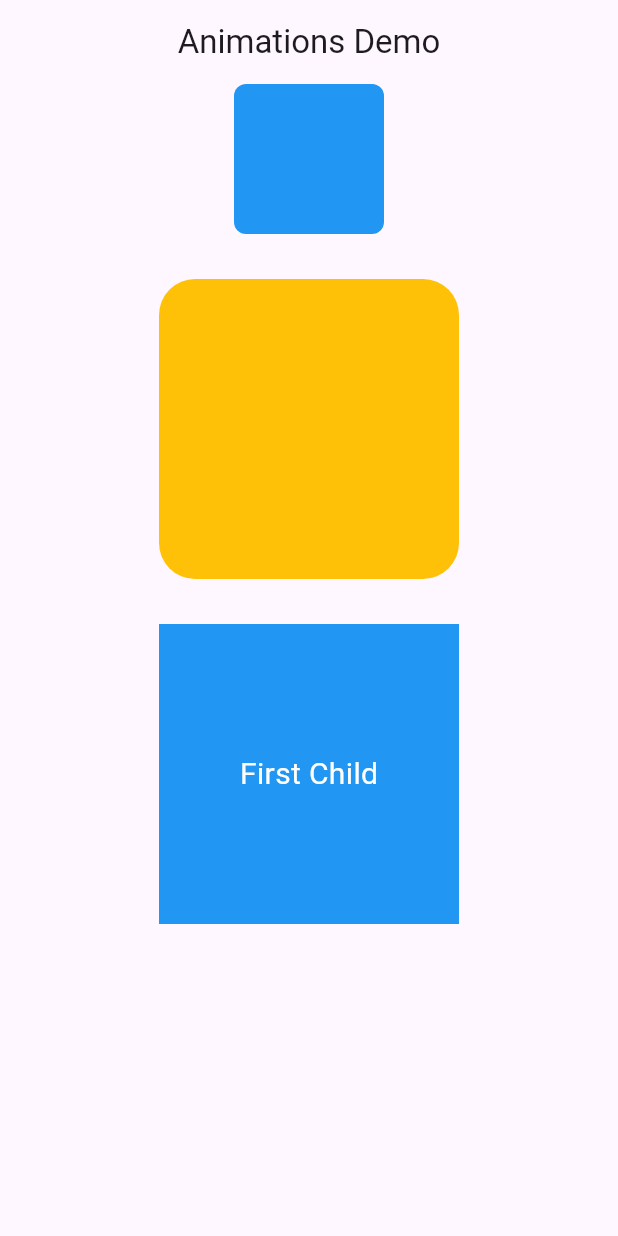
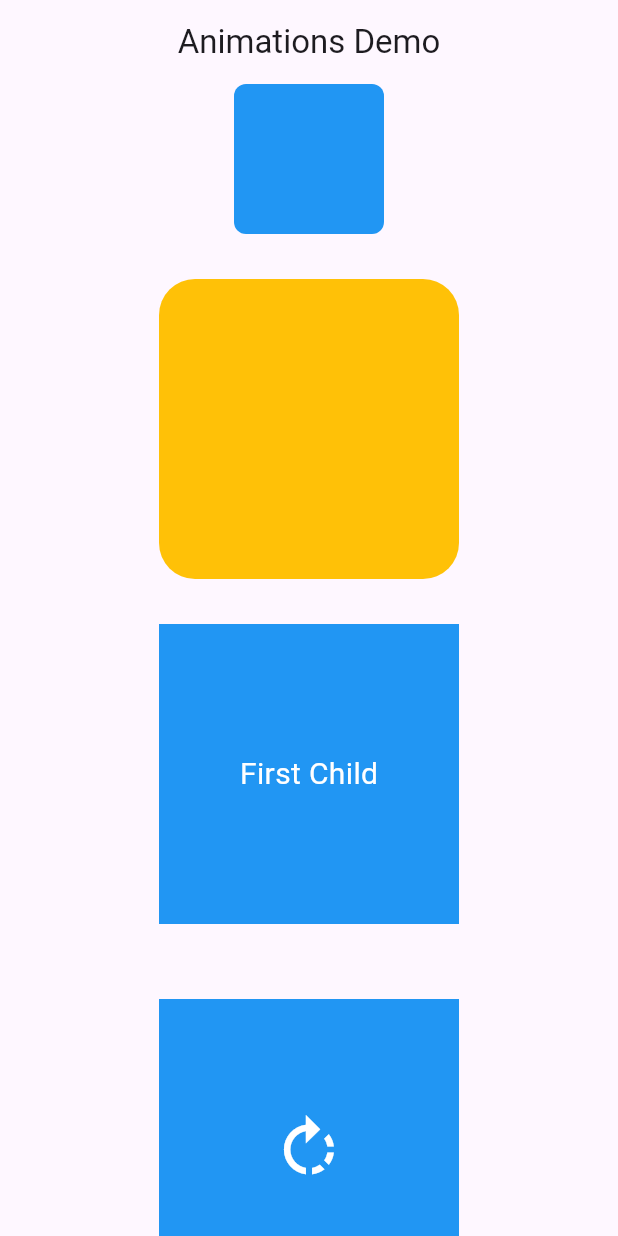
Before and after one commit to SyedSamad7/animated_app, a Flutter app: the screen it shows after launch, on a phone screen of 412 x 824 dp. Run offline on Flutter 3.47's test engine with Material 3 defaults, Android fonts, the light colour scheme and no system bars.

Commit message:
worked on Animated Rotation

```diff
--- a/lib/animation_container.dart
+++ b/lib/animation_container.dart
@@ -16,6 +16,8 @@ class _AnimationContainerState extends State<AnimationContainer> {
   double _opacity1 = 1.0; // Initial opacity of the first widget (visible)
   bool _showFirstChild =
       true; // Tracks which child to show in AnimatedCrossFade
+  // Track the current angle of rotation (in turns, where 1.0 = 360 degrees).
+  double _rotationAngle = 0.0;
 
   // Function to toggle size, color, and shape for the AnimatedContainer
   void _changeContainer() {
@@ -40,6 +42,13 @@ class _AnimationContainerState extends State<AnimationContainer> {
   void _toggleCrossFade() {
     setState(() {
       _showFirstChild = !_showFirstChild;
+    });
+  }
+
+  // This method will increase the rotation angle by 90 degrees (0.25 turns).
+  void _rotate() {
+    setState(() {
+      _rotationAngle += 0.25; // Rotate by 90 degrees (0.25 of a full turn)
     });
   }
 
@@ -125,6 +134,29 @@ class _AnimationContainerState extends State<AnimationContainer> {
                   duration: const Duration(seconds: 1),
                 ),
               ),
+              const SizedBox(
+                height: 50,
+              ),
+
+              // Animated Rotation
+              GestureDetector(
+                onTap: _rotate,
+                child: AnimatedRotation(
+                  turns: _rotationAngle,
+                  curve: Curves.easeInOut,
+                  duration: const Duration(seconds: 2),
+                  child: Container(
+                    width: 200,
+                    height: 200,
+                    color: Colors.blue,
+                    child: const Icon(Icons.rotate_right,
+                        color: Colors.white, size: 50),
+                  ),
+                ),
+              ),
+              const SizedBox(
+                height: 50,
+              ),
             ],
           ),
         ),
```
